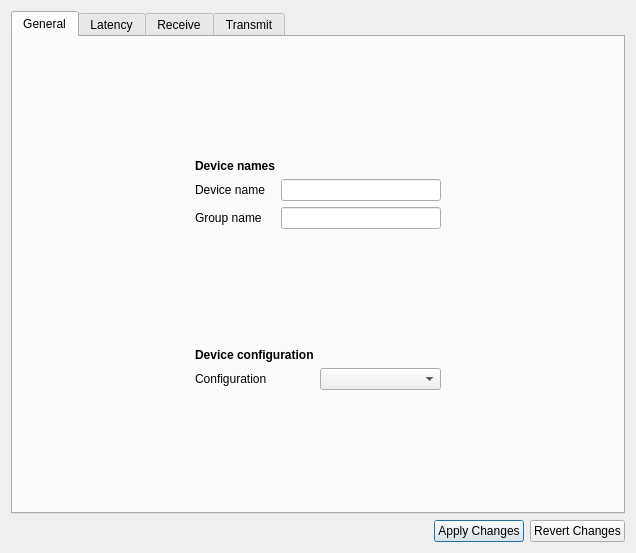
Old version of the form src/deviceDetailsDialog.ui in the repository christophe-calmejane/Hive.
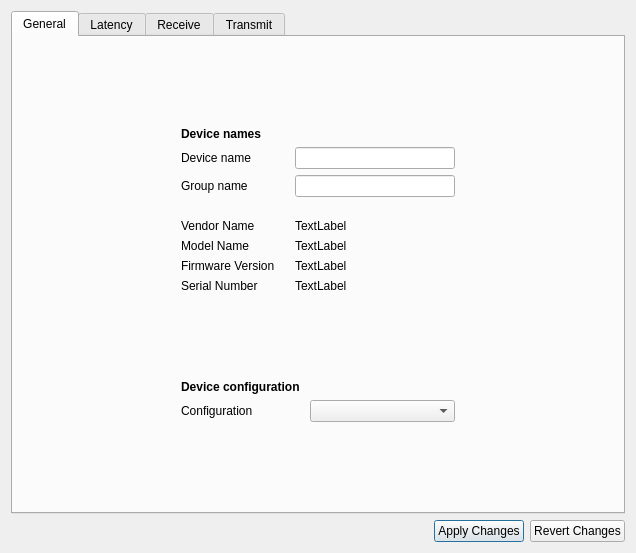
New version of the form.

Commit message: Added new information fields to DDDs' Gerneral tab, Modified DDDs' Latency tab custom latency value line edit enabled state to disabled, Modified DDDs' Rx/Tx tab table content handling to not show any rows for devices with only unsupported static mappings

Patch:
```diff
--- a/src/deviceDetailsDialog.ui
+++ b/src/deviceDetailsDialog.ui
@@ -63,6 +63,9 @@
          </item>
          <item>
           <layout class="QFormLayout" name="formLayout">
+           <property name="horizontalSpacing">
+            <number>20</number>
+           </property>
            <item row="0" column="0">
             <widget class="QLabel" name="label_4">
              <property name="font">
@@ -93,6 +96,16 @@
              </property>
             </widget>
            </item>
+           <item row="2" column="1">
+            <widget class="QLineEdit" name="lineEditGroupName">
+             <property name="minimumSize">
+              <size>
+               <width>160</width>
+               <height>0</height>
+              </size>
+             </property>
+            </widget>
+           </item>
            <item row="2" column="0">
             <widget class="QLabel" name="label_2">
              <property name="text">
@@ -100,15 +113,74 @@
              </property>
             </widget>
            </item>
-           <item row="2" column="1">
-            <widget class="QLineEdit" name="lineEditGroupName">
-             <property name="minimumSize">
+           <item row="4" column="0">
+            <widget class="QLabel" name="labelVendorName">
+             <property name="text">
+              <string>Vendor Name</string>
+             </property>
+            </widget>
+           </item>
+           <item row="4" column="1">
+            <widget class="QLabel" name="labelVendorNameValue">
+             <property name="text">
+              <string>TextLabel</string>
+             </property>
+            </widget>
+           </item>
+           <item row="5" column="0">
+            <widget class="QLabel" name="labelModelName">
+             <property name="text">
+              <string>Model Name</string>
+             </property>
+            </widget>
+           </item>
+           <item row="5" column="1">
+            <widget class="QLabel" name="labelModelNameValue">
+             <property name="text">
+              <string>TextLabel</string>
+             </property>
+            </widget>
+           </item>
+           <item row="6" column="0">
+            <widget class="QLabel" name="labelFirmwareVersion">
+             <property name="text">
+              <string>Firmware Version</string>
+             </property>
+            </widget>
+           </item>
+           <item row="6" column="1">
+            <widget class="QLabel" name="labelFirmwareVersionValue">
+             <property name="text">
+              <string>TextLabel</string>
+             </property>
+            </widget>
+           </item>
+           <item row="7" column="0">
+            <widget class="QLabel" name="labelSerialNumber">
+             <property name="text">
+              <string>Serial Number</string>
+             </property>
+            </widget>
+           </item>
+           <item row="7" column="1">
+            <widget class="QLabel" name="labelSerialNumberValue">
+             <property name="text">
+              <string>TextLabel</string>
+             </property>
+            </widget>
+           </item>
+           <item row="3" column="0">
+            <spacer name="verticalSpacer_5">
+             <property name="orientation">
+              <enum>Qt::Vertical</enum>
+             </property>
+             <property name="sizeHint" stdset="0">
               <size>
-               <width>160</width>
-               <height>0</height>
+               <width>20</width>
+               <height>10</height>
               </size>
              </property>
-            </widget>
+            </spacer>
            </item>
           </layout>
          </item>
@@ -127,6 +199,9 @@
          </item>
          <item>
           <layout class="QFormLayout" name="formLayout_2">
+           <property name="horizontalSpacing">
+            <number>10</number>
+           </property>
            <item row="0" column="0">
             <widget class="QLabel" name="label_5">
              <property name="font">
@@ -232,6 +307,9 @@
           <layout class="QFormLayout" name="formLayout_3">
            <item row="1" column="1">
             <widget class="QLineEdit" name="lineEdit_CustomPT">
+             <property name="enabled">
+              <bool>false</bool>
+             </property>
              <property name="minimumSize">
               <size>
                <width>160</width>
```
The commit also changes 1 other file.
